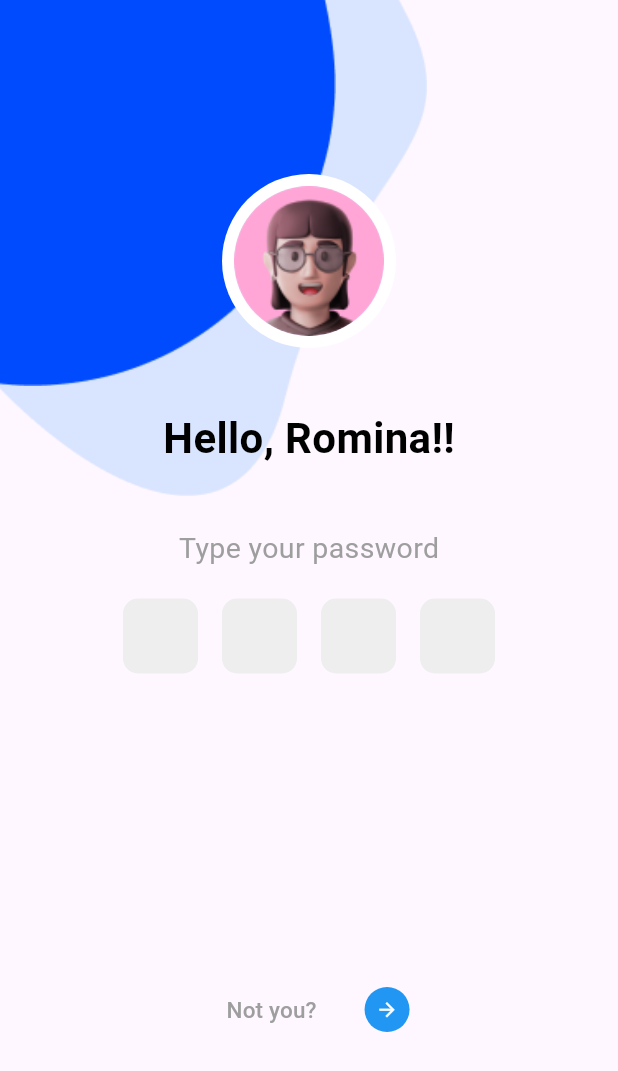
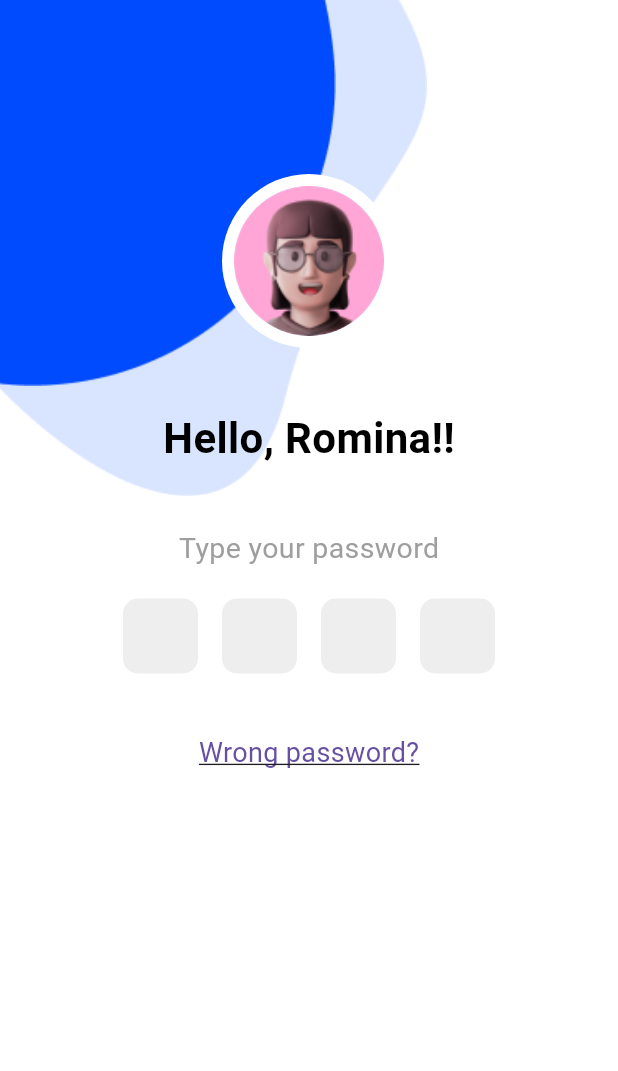
Before and after one commit to eng-it-nawaf/Online-store-application-shopping---Flutter, a Flutter app: the PasswordScreen screen opened by its route, on a phone screen of 412 x 824 dp. Shown: the top 1071 px of the screen. Run offline on Flutter 3.47's test engine with Material 3 defaults, Android fonts, the phone set to English and light mode, and no system bars; our stand-ins replace intl_phone_number_input; project files that could hold a hidden picture were left out.

Commit message:
Update the design and colors of the login and account creation screens

```diff
--- a/lib/core/constants/colors.dart
+++ b/lib/core/constants/colors.dart
@@ -9,7 +9,6 @@ class AppColors {
   static const Color error = Color(0xFFFF0000);
   static const Color cancel = Color(0xFF363636);
   static const Color iconBlue = Color(0xFF004CFD);
-  static const Color backgroundLightBlue = Color(0xFFEBF8FF);
+}
 
-
-}
+  const Color backgroundColor = Colors.white;
--- a/lib/core/constants/styles.dart
+++ b/lib/core/constants/styles.dart
@@ -2,7 +2,6 @@ import 'package:flutter/material.dart';
 import 'package:shoppe_ui/core/constants/colors.dart';
 
 class AppStyles {
-  // تنسيق زر Done
   static ButtonStyle customButtonStyle = ElevatedButton.styleFrom(
     backgroundColor: AppColors.primary,
     shape: RoundedRectangleBorder(
--- a/lib/features/authentication/presentation/screens/create_account_screen.dart
+++ b/lib/features/authentication/presentation/screens/create_account_screen.dart
@@ -15,7 +15,7 @@ class CreateAccountScreen extends StatelessWidget {
   @override
   Widget build(BuildContext context) {
     return Scaffold(
-      backgroundColor: Colors.white,
+      backgroundColor: backgroundColor,
       body: Stack(
         children: [
           Positioned(
@@ -106,7 +106,7 @@ class CreateAccountScreen extends StatelessWidget {
                       child: CustomButton(
                         text: 'Done', // النص الخاص بالزر
                         onPressed: () {
-                          Navigator.pushNamed(context, '/nextScreen');
+                          Navigator.pushNamed(context, '/login');
                         },
                       ),
                     ),
--- a/lib/features/authentication/presentation/screens/login_screen.dart
+++ b/lib/features/authentication/presentation/screens/login_screen.dart
@@ -6,25 +6,26 @@ import 'package:shoppe_ui/core/widgets/login_background_top.dart';
 
 class LoginScreen extends StatelessWidget {
   final TextEditingController emailController = TextEditingController();
+
   LoginScreen({Key? key}) : super(key: key);
 
   @override
   Widget build(BuildContext context) {
     return Scaffold(
-      backgroundColor: Colors.white,
+      backgroundColor: backgroundColor,
       body: SafeArea(
         child: Stack(
           children: [
             const LoginBackgroundTop(),
             Positioned(
-              top: 50,
+              top: 10,
               right: -155,
               child: Container(
                 width: 373.53,
                 height: 412.65,
                 child: Image.asset(
                   'assets/images/Login3.png',
-              )
+                ),
               ),
             ),
             Positioned(
@@ -39,8 +40,8 @@ class LoginScreen extends StatelessWidget {
                 ),
               ),
             ),
-
-            Padding(
+            SingleChildScrollView( // Wrap the Column in SingleChildScrollView
+              child: Padding(
                 padding: const EdgeInsets.all(16.0),
                 child: Column(
                   crossAxisAlignment: CrossAxisAlignment.start,
@@ -48,18 +49,12 @@ class LoginScreen extends StatelessWidget {
                     const SizedBox(height: 350),
                     const Text(
                       'Login',
-                    style: TextStyle(
-                      fontSize: 52,
-                      fontWeight: FontWeight.bold,
-                    ),
+                      style: TextStyle(fontSize: 52, fontWeight: FontWeight.bold),
                     ),
                     const SizedBox(height: 8),
                     const Text(
                       'Good to see you back! 🖤',
-                    style: TextStyle(
-                      fontSize: 19,
-                      color: Colors.grey,
-                    ),
+                      style: TextStyle(fontSize: 19, color: Colors.grey),
                     ),
                     const SizedBox(height: 40),
                     CustomTextField(
@@ -93,6 +88,7 @@ class LoginScreen extends StatelessWidget {
                   ],
                 ),
               ),
+            ),
           ],
         ),
       ),
--- a/lib/features/authentication/presentation/screens/password_screen.dart
+++ b/lib/features/authentication/presentation/screens/password_screen.dart
@@ -1,21 +1,36 @@
 import 'package:flutter/material.dart';
+import 'package:shoppe_ui/core/constants/colors.dart';  // استيراد ملف الألوان
 import 'package:shoppe_ui/core/widgets/login_background_top.dart';
 import 'package:shoppe_ui/core/widgets/user_avatar_widget.dart';
 
-class PasswordScreen extends StatelessWidget {
-  final TextEditingController passwordController = TextEditingController();
+class PasswordScreen extends StatefulWidget {
+  const PasswordScreen({Key? key}) : super(key: key);
 
-  PasswordScreen({Key? key}) : super(key: key);
+  @override
+  _PasswordScreenState createState() => _PasswordScreenState();
+}
+
+class _PasswordScreenState extends State<PasswordScreen> {
+  final TextEditingController passwordController1 = TextEditingController();
+  final TextEditingController passwordController2 = TextEditingController();
+  final TextEditingController passwordController3 = TextEditingController();
+  final TextEditingController passwordController4 = TextEditingController();
+
+  final FocusNode focusNode1 = FocusNode();
+  final FocusNode focusNode2 = FocusNode();
+  final FocusNode focusNode3 = FocusNode();
+  final FocusNode focusNode4 = FocusNode();
 
   @override
   Widget build(BuildContext context) {
     return Scaffold(
+      backgroundColor: backgroundColor,
       body: SafeArea(
         child: Stack(
           children: [
             const LoginBackgroundTop(),
-
-            Padding(
+            SingleChildScrollView(
+              child: Padding(
                 padding: const EdgeInsets.all(16.0),
                 child: Column(
                   crossAxisAlignment: CrossAxisAlignment.center,
@@ -23,12 +38,41 @@ class PasswordScreen extends StatelessWidget {
                     const SizedBox(height: 100),
                     const UserAvatarWidget(userName: 'Romina'),
                     const SizedBox(height: 20),
-
                     Row(
                       mainAxisAlignment: MainAxisAlignment.center,
-                    children: List.generate(
-                      4,
-                          (index) => Container(
+                      children: [
+                        _buildPasswordField(passwordController1, focusNode1, focusNode2),
+                        _buildPasswordField(passwordController2, focusNode2, focusNode3),
+                        _buildPasswordField(passwordController3, focusNode3, focusNode4),
+                        _buildPasswordField(passwordController4, focusNode4, focusNode1),
+                      ],
+                    ),
+                    const SizedBox(height: 40),
+                    GestureDetector(
+                      onTap: () {
+                        Navigator.pushNamed(context, '/wrongPassword');
+                      },
+                      child: Text(
+                        'Wrong password?',
+                        style: TextStyle(
+                          color: Theme.of(context).primaryColor,
+                          decoration: TextDecoration.underline,
+                          fontSize: 18,
+                        ),
+                      ),
+                    ),
+                  ],
+                ),
+              ),
+            ),
+          ],
+        ),
+      ),
+    );
+  }
+
+  Widget _buildPasswordField(TextEditingController controller, FocusNode currentFocus, FocusNode nextFocus) {
+    return Container(
       width: 50,
       height: 50,
       margin: const EdgeInsets.symmetric(horizontal: 8),
@@ -37,59 +81,22 @@ class PasswordScreen extends StatelessWidget {
         borderRadius: BorderRadius.circular(10),
       ),
       child: TextField(
+        controller: controller,
+        focusNode: currentFocus,
         textAlign: TextAlign.center,
         obscureText: true,
+        keyboardType: TextInputType.number,
         style: const TextStyle(fontSize: 18),
         decoration: const InputDecoration(
           border: InputBorder.none,
+          counterText: "",
         ),
-                        ),
-                      ),
-                    ),
-                  ),
-                  const SizedBox(height: 200),
-
-                  Align(
-                    alignment: Alignment.bottomCenter,
-                    child: Row(
-                      mainAxisAlignment: MainAxisAlignment.center,
-                      children: [
-                        TextButton(
-                          onPressed: () {
-                            Navigator.pushNamed(context, '/wrongPassword');
+        maxLength: 1,
+        onChanged: (value) {
+          if (value.length == 1) {
+            FocusScope.of(context).requestFocus(nextFocus); // Move to next field
+          }
         },
-                          child: const Text(
-                            'Not you?',
-                            style: TextStyle(color: Colors.grey, fontSize: 15),
-                          ),
-                        ),
-                        const SizedBox(width: 20),
-                        GestureDetector(
-                          onTap: () {
-
-                          },
-                          child: Container(
-                            width: 30,
-                            height: 30,
-                            decoration: BoxDecoration(
-                              color: Colors.blue,
-                              borderRadius: BorderRadius.circular(30),
-                            ),
-                            child: const Icon(
-                              Icons.arrow_forward,
-                              color: Colors.white,
-                              size: 15,
-                            ),
-                          ),
-                        ),
-                      ],
-                    ),
-                  ),
-                ],
-              ),
-            ),
-          ],
-        ),
       ),
     );
   }
--- a/lib/features/authentication/presentation/screens/password_typing_screen.dart
+++ b/lib/features/authentication/presentation/screens/password_typing_screen.dart
@@ -1,7 +1,7 @@
 import 'package:flutter/material.dart';
-import 'package:shoppe_ui/core/widgets/login_background_top.dart'; // Background widget
-import 'package:shoppe_ui/core/widgets/user_avatar_widget.dart'; // User avatar widget
-
+import 'package:shoppe_ui/core/widgets/login_background_top.dart';
+import 'package:shoppe_ui/core/widgets/user_avatar_widget.dart';
+import 'package:shoppe_ui/core/constants/colors.dart';
 
 class PasswordTyping extends StatelessWidget {
   const PasswordTyping({Key? key}) : super(key: key);
@@ -9,9 +9,9 @@ class PasswordTyping extends StatelessWidget {
   @override
   Widget build(BuildContext context) {
     return Scaffold(
+      backgroundColor: backgroundColor,  // استخدام اللون المستورد من ملف الألوان
       body: Stack(
         children: [
-          // Background widget
           const LoginBackgroundTop(),
           SafeArea(
             child: Padding(
@@ -20,12 +20,8 @@ class PasswordTyping extends StatelessWidget {
                 mainAxisAlignment: MainAxisAlignment.center,
                 crossAxisAlignment: CrossAxisAlignment.center,
                 children: [
-                  // User avatar widget with required parameters
                   const UserAvatarWidget(userName: 'Romina'),
                   const SizedBox(height: 10),
-                  // Instruction text
-                  const SizedBox(height: 10),
-                  // Password indicator circles
                   Row(
                     mainAxisAlignment: MainAxisAlignment.center,
                     children: List.generate(
--- a/lib/features/authentication/presentation/screens/start_screen.dart
+++ b/lib/features/authentication/presentation/screens/start_screen.dart
@@ -8,7 +8,7 @@ class StartScreen extends StatelessWidget {
   @override
   Widget build(BuildContext context) {
     return Scaffold(
-      backgroundColor: AppColors.background,
+      backgroundColor: backgroundColor,
       body: Center(
         child: Padding(
           padding: const EdgeInsets.all(16.0),
--- a/lib/features/authentication/presentation/screens/wrong_password_screen.dart
+++ b/lib/features/authentication/presentation/screens/wrong_password_screen.dart
@@ -1,6 +1,7 @@
 import 'package:flutter/material.dart';
 import 'package:shoppe_ui/core/widgets/login_background_top.dart';
 import 'package:shoppe_ui/core/widgets/user_avatar_widget.dart';
+import 'package:shoppe_ui/core/constants/colors.dart';
 
 class WrongPasswordScreen extends StatelessWidget {
   const WrongPasswordScreen({Key? key}) : super(key: key);
@@ -8,6 +9,7 @@ class WrongPasswordScreen extends StatelessWidget {
   @override
   Widget build(BuildContext context) {
     return Scaffold(
+      backgroundColor: backgroundColor,
       body: Stack(
         children: [
           const LoginBackgroundTop(),
@@ -18,7 +20,6 @@ class WrongPasswordScreen extends StatelessWidget {
                 mainAxisAlignment: MainAxisAlignment.center,
                 children: [
                   const UserAvatarWidget(userName: 'Romina'),
-
                   const SizedBox(height: 20),
                   Row(
                     mainAxisAlignment: MainAxisAlignment.center,
@@ -47,7 +48,7 @@ class WrongPasswordScreen extends StatelessWidget {
                       style: TextStyle(
                         color: Theme.of(context).primaryColor,
                         decoration: TextDecoration.underline,
-                        fontSize: 15,
+                        fontSize: 18,
                       ),
                     ),
                   ),
```
Lines whose indentation alone changed are shown as unchanged.
